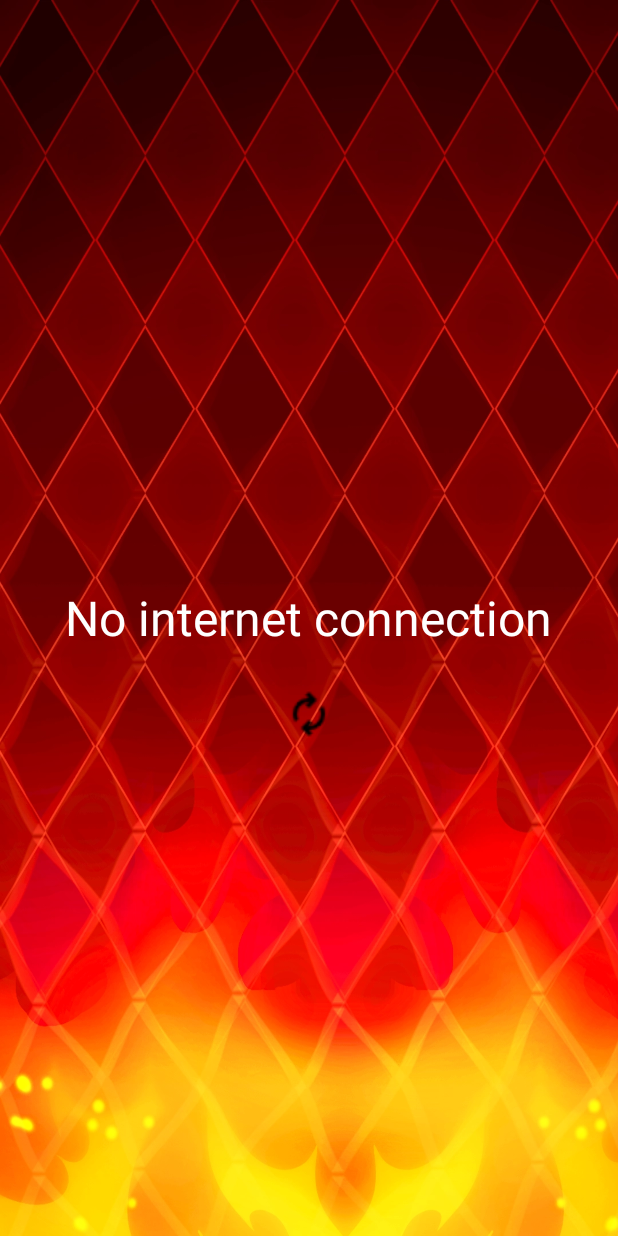
After one commit to Oleg144101957/Candy-Joker, an Android app built with Jetpack Compose: the layout no_connection_activity.xml on its own in the app's theme, with its tools: preview values and no code run, on a phone screen of 412 x 824 dp. The commit adds this screen. Run offline under Robolectric (Android 15) with nearby library versions, the phone set to English and light mode, and no system bars.

Commit message:
no_connection feture

```diff
--- a/app/src/main/java/br/com/serasaexperian/consumido/domain/Candy.kt
+++ b/app/src/main/java/br/com/serasaexperian/consumido/domain/Candy.kt
@@ -3,5 +3,6 @@ package br.com.serasaexperian.consumido.domain
 data class Candy(
     val id: Int,
     val image: Int,
-    val isVisible: Boolean = true
+    val isVisible: Boolean = true,
+    val description: String = "element"
 )
--- a/app/src/main/java/br/com/serasaexperian/consumido/domain/CandyJockerStorage.kt
+++ b/app/src/main/java/br/com/serasaexperian/consumido/domain/CandyJockerStorage.kt
@@ -11,5 +11,10 @@ interface CandyJockerStorage {
     fun readGamerName() : String
     fun saveGamerName(name: String)
 
+    fun savePolicyDestination(policy: String)
+    fun readPolicyDestination() : String
+
+    fun saveAppVersion(appVersion: String)
+    fun readAppVersion() : String
 
 }
--- /dev/null
+++ b/app/src/main/java/br/com/serasaexperian/consumido/domain/RProvider.kt
@@ -0,0 +1,5 @@
+package br.com.serasaexperian.consumido.domain
+
+interface RProvider {
+    suspend fun provideData(): String?
+}
--- /dev/null
+++ b/app/src/main/res/layout/no_connection_activity.xml
@@ -0,0 +1,36 @@
+<?xml version="1.0" encoding="utf-8"?>
+<FrameLayout
+    xmlns:android="http://schemas.android.com/apk/res/android"
+    xmlns:tools="http://schemas.android.com/tools"
+    android:orientation="vertical"
+    android:background="@drawable/bg"
+    tools:context=".NoConnectionActivity"
+    android:layout_width="match_parent"
+    android:layout_height="match_parent">
+
+    <TextView
+        android:layout_width="wrap_content"
+        android:layout_height="wrap_content"
+        android:text="@string/no_internet_connection"
+        android:textColor="@color/white"
+        android:textSize="32sp"
+        android:layout_gravity="center"/>
+
+    <ImageView
+        android:id="@+id/refreshScreen"
+        android:layout_width="32dp"
+        android:layout_height="32dp"
+        android:layout_gravity="center"
+        android:layout_marginTop="64dp"
+        android:src="@drawable/refresh"
+        android:contentDescription="@string/refresh_button" />
+
+
+    <ProgressBar
+        android:id="@+id/internet_progress"
+        android:layout_width="wrap_content"
+        android:layout_height="wrap_content"
+        android:layout_gravity="center"
+        android:visibility="gone" />
+
+</FrameLayout>
--- a/app/src/main/res/values/strings.xml
+++ b/app/src/main/res/values/strings.xml
@@ -1,3 +1,5 @@
 <resources>
     <string name="app_name">Candy Joker</string>
+    <string name="no_internet_connection">No internet connection</string>
+    <string name="refresh_button">Refresh button</string>
 </resources>
```
Also changed, not shown: app/build.gradle (+5 -2 lines), app/src/main/AndroidManifest.xml (+10 -0 lines), app/src/main/java/br/com/serasaexperian/consumido/CandyJockerActivity.kt (+37 -0 lines), app/src/main/java/br/com/serasaexperian/consumido/JockerApp.kt (+38 -0 lines), app/src/main/java/br/com/serasaexperian/consumido/NoConnectionActivity.kt (added, +18 -0 lines), app/src/main/java/br/com/serasaexperian/consumido/data/CandyJockerStorageImpl.kt (+20 -0 lines), app/src/main/java/br/com/serasaexperian/consumido/data/RProviderImpl.kt (added, +39 -0 lines), app/src/main/java/br/com/serasaexperian/consumido/di/DataModule.kt (+21 -3 lines), app/src/main/java/br/com/serasaexperian/consumido/domain/AppVersionSaver.kt (added, +9 -0 lines), app/src/main/java/br/com/serasaexperian/consumido/domain/GeneralDataManager.kt (added, +9 -0 lines), app/src/main/java/br/com/serasaexperian/consumido/ui/theme/PanelsRoutes.kt (+8 -0 lines), app/src/main/java/br/com/serasaexperian/consumido/viewmodels/CandyJockerViewModel.kt (+73 -1 lines), app/src/main/res/drawable/refresh.png (added).
